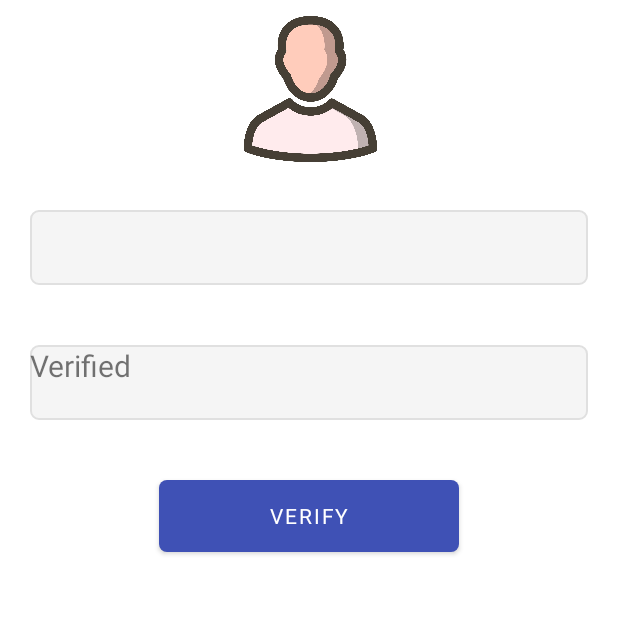
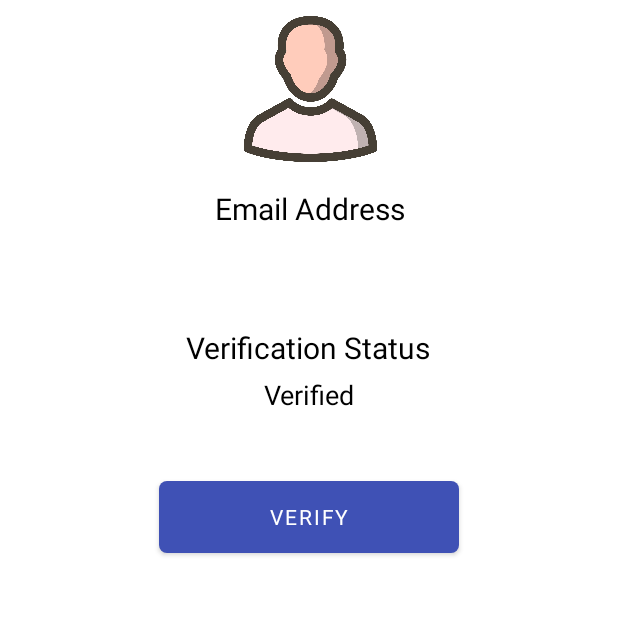
Before and after one commit to joenjogu/jumia-price-tracker, an Android app: the fragment FragmentMe shown on its own in the app's theme, on a phone screen of 412 x 824 dp, the top half of it. Run offline under Robolectric (Android 15) with nearby library versions, the phone set to English and light mode, and no system bars; our stand-ins replace Firebase (no records; nobody signed in at launch, a user with empty details on screens opened directly); 1 statement that could not run was skipped.

Commit message:
Modified fragment_me.xml layout

```diff
--- a/app/build.gradle
+++ b/app/build.gradle
@@ -50,5 +50,5 @@ dependencies {
     implementation "androidx.lifecycle:lifecycle-extensions:2.2.0"
     implementation "org.jetbrains.kotlinx:kotlinx-coroutines-core:1.3.3"
     implementation "org.jetbrains.kotlinx:kotlinx-coroutines-android:1.3.3"
-    implementation "androidx.work:work-runtime-ktx:2.3.3"
+    implementation "androidx.work:work-runtime-ktx:2.4.0"
 }
--- a/app/src/main/res/layout/fragment_me.xml
+++ b/app/src/main/res/layout/fragment_me.xml
@@ -16,21 +16,45 @@
         android:layout_gravity="center_horizontal"/>
 
     <TextView
+        android:layout_width="wrap_content"
+        android:layout_height="wrap_content"
+        android:layout_gravity="center"
+        android:layout_margin="5dp"
+        android:textAlignment="center"
+        android:textColor="@android:color/black"
+        android:text="@string/email_address"
+        android:textSize="20sp"/>
+
+    <TextView
         android:id="@+id/mefragemail"
         android:layout_width="match_parent"
-        android:layout_height="50dp"
+        android:layout_height="wrap_content"
         android:layout_gravity="center"
-        android:layout_margin="20dp"
-        android:background="@drawable/et_custom"
-        android:textSize="20sp" />
+        android:layout_marginTop="5dp"
+        android:textSize="18sp"
+        android:textAlignment="center"
+        android:textColor="@android:color/black"
+        tools:text="demo@gmail.com"/>
+
+    <TextView
+        android:layout_width="wrap_content"
+        android:layout_height="wrap_content"
+        android:layout_gravity="center"
+        android:layout_marginTop="30dp"
+        android:textAlignment="center"
+        android:textColor="@android:color/black"
+        android:text="@string/verification_status"
+        android:textSize="20sp"/>
 
     <TextView
         android:id="@+id/mefragverificationstatus"
         android:layout_width="match_parent"
-        android:layout_height="50dp"
-        android:layout_margin="20dp"
-        android:background="@drawable/et_custom"
-        android:textSize="20sp" />
+        android:layout_height="wrap_content"
+        android:layout_margin="5dp"
+        android:textSize="18sp"
+        android:textAlignment="center"
+        android:textColor="@android:color/black"
+        tools:text="Not Verified"/>
 
     <Button
         android:id="@+id/btn_verify"
@@ -39,7 +63,7 @@
         android:layout_gravity="center"
         android:layout_width="200dp"
         android:layout_height="wrap_content"
-        android:layout_margin="20dp"
+        android:layout_marginTop="40dp"
         android:background="@drawable/btn_custom"
         android:fontFamily="sans-serif"
         android:text="@string/verify"
--- a/app/src/main/res/values/strings.xml
+++ b/app/src/main/res/values/strings.xml
@@ -44,4 +44,6 @@
     <string name="developed_by_joe_njogu">Developed by Joe Njogu</string>
     <string name="github_com_joenjogu">github.com/joenjogu</string>
     <string name="empty_tracklist_info">Your Tracklist is empty.\n Click the SHOP tab on the left to add new items.</string>
+    <string name="email_address">Email Address</string>
+    <string name="verification_status">Verification Status</string>
 </resources>
```
